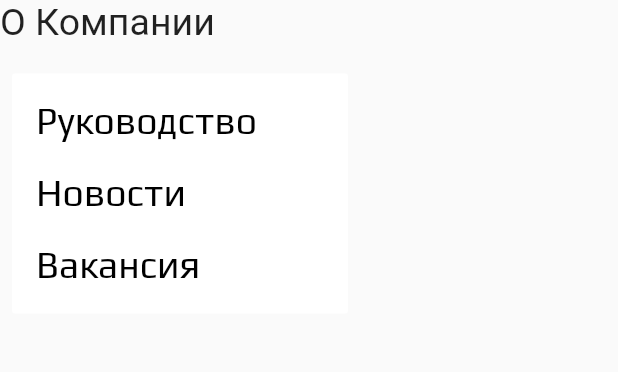
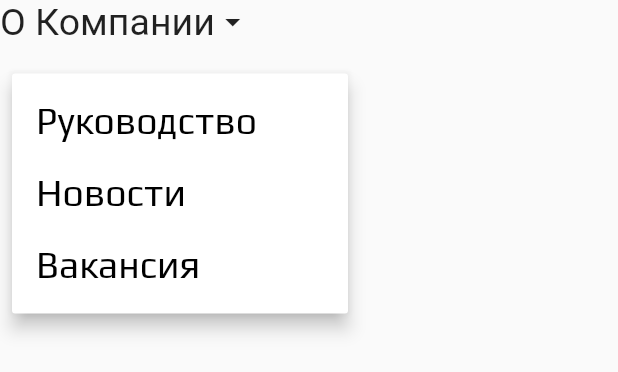
Before and after one commit to Ismailov773/binokor_web, a Flutter app: the AboutMenu_DropDown widget shown alone on an empty page, opened directly, after a tap on "О Компании", on a phone screen of 412 x 824 dp. Shown: the top 372 px of the screen. Run offline on Flutter 3.47's test engine with Material 2 defaults, Android fonts, the phone set to English and light mode, and no system bars; our stand-ins replace carousel_slider, flutter_bloc, get, syncfusion_flutter_datagrid; missing offline and left inert: dart:html, google_maps, syncfusion_flutter_core, vertical_tabs_flutter; network calls fail.

Commit message:
Initial commit

```diff
--- a/lib/models/uij.dart
+++ b/lib/models/uij.dart
@@ -12,7 +12,7 @@ class UiJ {
 
   static final String url = 'https://api.dsk.uz:8089/';
   static final String adress =
-      '100083, Узбекистан, г.Ташкент, Бектемирский р-н, ул. Зироат 91';
+      'г.Ташкент, Янгихаётский район, ул.Зироат, дом 4, 100083, Узбекистан';
   static final String phone = '+998 71 205 0853';
   static final String telegram = 't.me/dsk_binokor_uzb';
   static final String inhstagram = '';
--- a/lib/pages/contact_page.dart
+++ b/lib/pages/contact_page.dart
@@ -54,6 +54,7 @@ class ContactPage extends StatelessWidget {
                         WidgetSpan(
                             child: Icon(Icons.location_on_rounded,
                                 color: Colors.blue)),
+                        WidgetSpan(child: SizedBox(width: 10,)),
                         TextSpan(
                             text: '${UiJ.adress}',
                             style: TextStyle(
--- a/lib/pages/kompleks_page.dart
+++ b/lib/pages/kompleks_page.dart
@@ -49,6 +49,7 @@ class KompleksPage extends StatelessWidget {
                 itemCount: controller.listKompleks.length,
                 itemBuilder: (context, index) {
                   return Container(
+                    // padding: EdgeInsets.all(40),
                       child: Card(
                           child: InkWell(
                               onTap: () {
@@ -57,7 +58,7 @@ class KompleksPage extends StatelessWidget {
                                 controller.changeindexpage(5);
                               },
                               child: Container(
-                                padding: EdgeInsets.all(10),
+                                padding: EdgeInsets.all(20),
                                 height: MediaQuery.of(context).size.width <
                                         UiJ.widthSize
                                     ? MediaQuery.of(context).size.height
--- a/lib/pages/shoping_box.dart
+++ b/lib/pages/shoping_box.dart
@@ -34,6 +34,7 @@ class ShopingBox extends StatelessWidget {
     return Column(
       children: [
         Container(
+          margin: EdgeInsets.all(20),
             alignment: Alignment.topLeft,
             padding: EdgeInsets.only(
                 left: MediaQuery.of(context).size.width > UiJ.widthSize
--- a/lib/widgets/aboutMenu_dropdown.dart
+++ b/lib/widgets/aboutMenu_dropdown.dart
@@ -34,18 +34,24 @@ class _AboutMenu_DropDownState extends State<AboutMenu_DropDown> {
   Widget build(BuildContext context) {
     return PopupMenuButton<Menu>(
         position: PopupMenuPosition.under,
-        elevation: 0,
+        elevation: 5,
         offset: const Offset(0, 20),
 
-        child: Text(
-          "О Компании",
-          style: TextStyle(fontSize: UiJ.sizeweight(context) ? 20 : 25),
-        ),
+        // icon: Icon(Icons.arrow_drop_down),
+        //iconSize: 20,
+        child: Row(children: [
+          Text(
+            "О Компании",
+            style: TextStyle(fontSize: UiJ.sizeweight(context) ? 20 : 25),
+          ),
+          Icon(Icons.arrow_drop_down)
+        ]),
         itemBuilder: (BuildContext context) => <PopupMenuEntry<Menu>>[
               PopupMenuItem(
                   onTap: () {
                     controller.changeindexpage(2);
-                    controller.changeindextab(0);;
+                    controller.changeindextab(0);
+                    ;
                   },
                   textStyle:
                       TextStyle(fontSize: UiJ.sizeweight(context) ? 20 : 25),
--- a/pubspec.yaml
+++ b/pubspec.yaml
@@ -1,5 +1,5 @@
 name: binokor_web
-description: A new Flutter project.
+description: ООО "DSK Binikor" лидер по высокотехнологичному производству железобетонных изделий
 
 # The following line prevents the package from being accidentally published to
 # pub.dev using `flutter pub publish`. This is preferred for private packages.
@@ -38,11 +38,11 @@ dependencies:
   google_maps: ^6.2.0
   intl: ^0.17.0
   url_launcher: ^6.1.3
-#  flutter_carousel_slider: ^1.0.8
+  #  flutter_carousel_slider: ^1.0.8
   carousel_slider: ^4.1.1
   vertical_tabs_flutter: ^1.0.0
   get: ^4.6.5
-#  scaled_list: ^2.0.0
+  #  scaled_list: ^2.0.0
   # The following adds the Cupertino Icons font to your application.
   # Use with the CupertinoIcons class for iOS style icons.
   cupertino_icons: ^1.0.2
```
Also changed, not shown: lib/pages/study_page.dart (+11 -6 lines).
